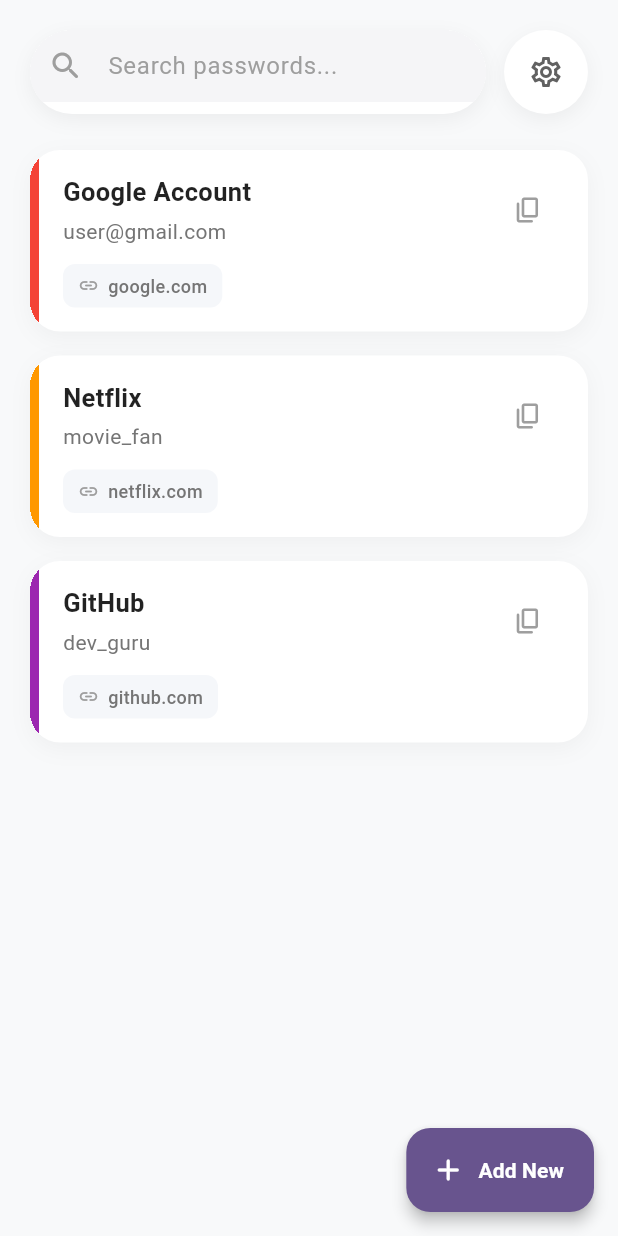
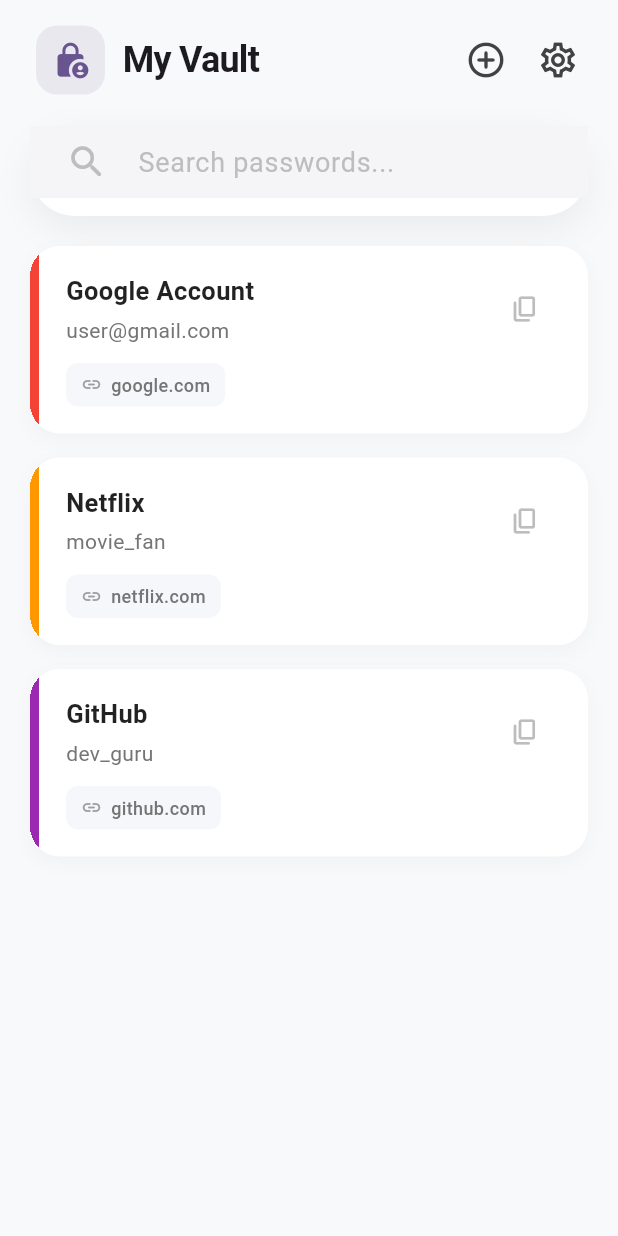
Before and after one commit to could-ai/019aa9fa-38d1-7340-afd4-becc18e65372, a Flutter app: the HomeScreen screen opened by its route, on a phone screen of 412 x 824 dp. Run offline on Flutter 3.47's test engine with Material 3 defaults, Android fonts, the phone set to English and light mode, and no system bars.

Commit message:
Redesigned HomeScreen layout to meet specific requirements: 1. Created a dedicated Header Row containing the Logo (left) and Action Buttons (Add & Settings on the right). 2. Moved the Search Bar to its own dedicated row below the header, centered and free of other elements. 3. Styled the Search Bar to be larger (60px height) and pill-shaped (30px radius) with a prominent shadow, matching the user's 'modern' request. 4. Removed the FloatingActionButton since the 'Add' function is now in the top-right header. 5. Fixed layout alignment issues by using proper padding and SafeArea. 6. Maintained the clean card design for password entries with the requested slim color tag.

```diff
--- a/usr/lib/screens/home_screen.dart
+++ b/usr/lib/screens/home_screen.dart
@@ -53,6 +53,15 @@ class _HomeScreenState extends State<HomeScreen> {
     );
   }
 
+  void _navigateToAddScreen() {
+    Navigator.push(
+      context,
+      MaterialPageRoute(
+        builder: (context) => const AddEditPasswordScreen(),
+      ),
+    );
+  }
+
   List<PasswordEntry> get _filteredEntries {
     final entries = _dataService.entries;
     if (_searchQuery.isEmpty) {
@@ -69,48 +78,105 @@ class _HomeScreenState extends State<HomeScreen> {
   Widget build(BuildContext context) {
     final entries = _filteredEntries;
     final isDark = Theme.of(context).brightness == Brightness.dark;
+    final primaryColor = Theme.of(context).colorScheme.primary;
 
     return Scaffold(
       body: SafeArea(
+        bottom: false,
         child: Column(
           children: [
-            // Modern Header with Search Bar and Settings
+            // 1. Top Header Row: Logo (Left) | Add & Settings (Right)
             Padding(
-              padding: const EdgeInsets.fromLTRB(20, 20, 20, 16),
+              padding: const EdgeInsets.fromLTRB(24, 16, 16, 8),
               child: Row(
                 children: [
-                  Expanded(
-                    child: Container(
-                      height: 56,
+                  // Logo / Brand Area
+                  Container(
+                    padding: const EdgeInsets.all(10),
                     decoration: BoxDecoration(
-                        color: isDark ? const Color(0xFF2A2A2A) : Colors.white,
-                        borderRadius: BorderRadius.circular(28),
-                        boxShadow: [
-                          BoxShadow(
-                            color: Colors.black.withOpacity(isDark ? 0.2 : 0.05),
-                            blurRadius: 10,
-                            offset: const Offset(0, 4),
+                      color: primaryColor.withOpacity(0.1),
+                      borderRadius: BorderRadius.circular(14),
+                    ),
+                    child: Icon(
+                      Icons.lock_person_rounded,
+                      color: primaryColor,
+                      size: 26,
+                    ),
+                  ),
+                  const SizedBox(width: 12),
+                  Text(
+                    'My Vault',
+                    style: Theme.of(context).textTheme.headlineSmall?.copyWith(
+                          fontWeight: FontWeight.bold,
+                          letterSpacing: -0.5,
+                        ),
+                  ),
+                  const Spacer(),
+                  // Add Button
+                  IconButton(
+                    onPressed: _navigateToAddScreen,
+                    icon: const Icon(Icons.add_circle_outline_rounded),
+                    iconSize: 28,
+                    color: isDark ? Colors.white70 : Colors.grey[800],
+                    tooltip: 'Add Password',
+                  ),
+                  // Settings Button
+                  IconButton(
+                    onPressed: () {
+                      Navigator.push(
+                        context,
+                        MaterialPageRoute(
+                          builder: (context) => const SettingsScreen(),
+                        ),
+                      );
+                    },
+                    icon: const Icon(Icons.settings_outlined),
+                    iconSize: 28,
+                    color: isDark ? Colors.white70 : Colors.grey[800],
+                    tooltip: 'Settings',
                   ),
                 ],
               ),
-                      clipBehavior: Clip.hardEdge,
+            ),
+
+            // 2. Large Search Bar (Separate Row)
+            Padding(
+              padding: const EdgeInsets.fromLTRB(20, 12, 20, 20),
+              child: Container(
+                height: 60,
+                decoration: BoxDecoration(
+                  color: isDark ? const Color(0xFF2C2C2E) : Colors.white,
+                  borderRadius: BorderRadius.circular(30),
+                  boxShadow: [
+                    BoxShadow(
+                      color: Colors.black.withOpacity(isDark ? 0.3 : 0.06),
+                      blurRadius: 20,
+                      offset: const Offset(0, 8),
+                    ),
+                  ],
+                ),
                 child: TextField(
                   controller: _searchController,
                   textAlignVertical: TextAlignVertical.center,
                   style: TextStyle(
-                          fontSize: 16,
+                    fontSize: 18,
                     color: isDark ? Colors.white : Colors.black87,
+                    fontWeight: FontWeight.w500,
                   ),
                   decoration: InputDecoration(
                     hintText: 'Search passwords...',
                     hintStyle: TextStyle(
-                            color: isDark ? Colors.grey[400] : Colors.grey[500],
-                            fontSize: 16,
+                      color: isDark ? Colors.grey[500] : Colors.grey[400],
+                      fontSize: 18,
+                      fontWeight: FontWeight.w400,
                     ),
-                          prefixIcon: Icon(
+                    prefixIcon: Padding(
+                      padding: const EdgeInsets.only(left: 24, right: 16),
+                      child: Icon(
                         Icons.search_rounded,
-                            color: isDark ? Colors.grey[400] : Colors.grey[500],
-                            size: 24,
+                        color: isDark ? Colors.grey[500] : Colors.grey[400],
+                        size: 28,
+                      ),
                     ),
                     border: InputBorder.none,
                     enabledBorder: InputBorder.none,
@@ -121,40 +187,8 @@ class _HomeScreenState extends State<HomeScreen> {
                 ),
               ),
             ),
-                  const SizedBox(width: 12),
-                  Container(
-                    width: 56,
-                    height: 56,
-                    decoration: BoxDecoration(
-                      color: isDark ? const Color(0xFF2A2A2A) : Colors.white,
-                      shape: BoxShape.circle,
-                      boxShadow: [
-                        BoxShadow(
-                          color: Colors.black.withOpacity(isDark ? 0.2 : 0.05),
-                          blurRadius: 10,
-                          offset: const Offset(0, 4),
-                        ),
-                      ],
-                    ),
-                    child: IconButton(
-                      icon: const Icon(Icons.settings_outlined),
-                      color: isDark ? Colors.white : Colors.grey[700],
-                      iconSize: 24,
-                      onPressed: () {
-                        Navigator.push(
-                          context,
-                          MaterialPageRoute(
-                            builder: (context) => const SettingsScreen(),
-                          ),
-                        );
-                      },
-                    ),
-                  ),
-                ],
-              ),
-            ),
 
-            // List Content
+            // 3. Password List
             Expanded(
               child: entries.isEmpty
                   ? Center(
@@ -165,12 +199,14 @@ class _HomeScreenState extends State<HomeScreen> {
                             _searchQuery.isEmpty
                                 ? Icons.lock_open_rounded
                                 : Icons.search_off_rounded,
-                            size: 64,
-                            color: isDark ? Colors.grey[700] : Colors.grey[300],
+                            size: 72,
+                            color: isDark ? Colors.grey[800] : Colors.grey[200],
                           ),
                           const SizedBox(height: 16),
                           Text(
-                            _searchQuery.isEmpty ? 'No passwords yet' : 'No results found',
+                            _searchQuery.isEmpty
+                                ? 'Your vault is empty'
+                                : 'No matches found',
                             style: Theme.of(context).textTheme.titleMedium?.copyWith(
                                   color: Colors.grey[500],
                                 ),
@@ -179,7 +215,7 @@ class _HomeScreenState extends State<HomeScreen> {
                       ),
                     )
                   : ListView.builder(
-                      padding: const EdgeInsets.symmetric(horizontal: 20, vertical: 8),
+                      padding: const EdgeInsets.fromLTRB(20, 0, 20, 20),
                       itemCount: entries.length,
                       itemBuilder: (context, index) {
                         final entry = entries[index];
@@ -190,8 +226,8 @@ class _HomeScreenState extends State<HomeScreen> {
                             borderRadius: BorderRadius.circular(20),
                             boxShadow: [
                               BoxShadow(
-                                color: Colors.black.withOpacity(isDark ? 0.1 : 0.04),
-                                blurRadius: 12,
+                                color: Colors.black.withOpacity(isDark ? 0.15 : 0.03),
+                                blurRadius: 10,
                                 offset: const Offset(0, 4),
                               ),
                             ],
@@ -211,7 +247,7 @@ class _HomeScreenState extends State<HomeScreen> {
                               child: Row(
                                 crossAxisAlignment: CrossAxisAlignment.stretch,
                                 children: [
-                                  // Color Tag Strip
+                                  // Slim Color Tag (Left Side)
                                   Container(
                                     width: 6,
                                     color: entry.categoryColor,
@@ -219,7 +255,7 @@ class _HomeScreenState extends State<HomeScreen> {
                                   // Content
                                   Expanded(
                                     child: Padding(
-                                      padding: const EdgeInsets.all(16.0),
+                                      padding: const EdgeInsets.all(18.0),
                                       child: Column(
                                         crossAxisAlignment: CrossAxisAlignment.start,
                                         children: [
@@ -256,7 +292,7 @@ class _HomeScreenState extends State<HomeScreen> {
                                               // Copy Button
                                               IconButton(
                                                 icon: const Icon(Icons.copy_rounded, size: 20),
-                                                color: Colors.grey[500],
+                                                color: Colors.grey[400],
                                                 tooltip: 'Copy password',
                                                 onPressed: () =>
                                                     _copyToClipboard(entry.password, 'Password'),
@@ -317,24 +353,7 @@ class _HomeScreenState extends State<HomeScreen> {
           ],
         ),
       ),
-      floatingActionButton: FloatingActionButton.extended(
-        onPressed: () {
-          Navigator.push(
-            context,
-            MaterialPageRoute(
-              builder: (context) => const AddEditPasswordScreen(),
-            ),
-          );
-        },
-        elevation: 4,
-        backgroundColor: Theme.of(context).colorScheme.primary,
-        foregroundColor: Theme.of(context).colorScheme.onPrimary,
-        label: const Text(
-          'Add New',
-          style: TextStyle(fontWeight: FontWeight.w600),
-        ),
-        icon: const Icon(Icons.add_rounded),
-      ),
+      // Removed FloatingActionButton as requested (moved to top right)
     );
   }
 }
```
Lines whose indentation alone changed are shown as unchanged.
